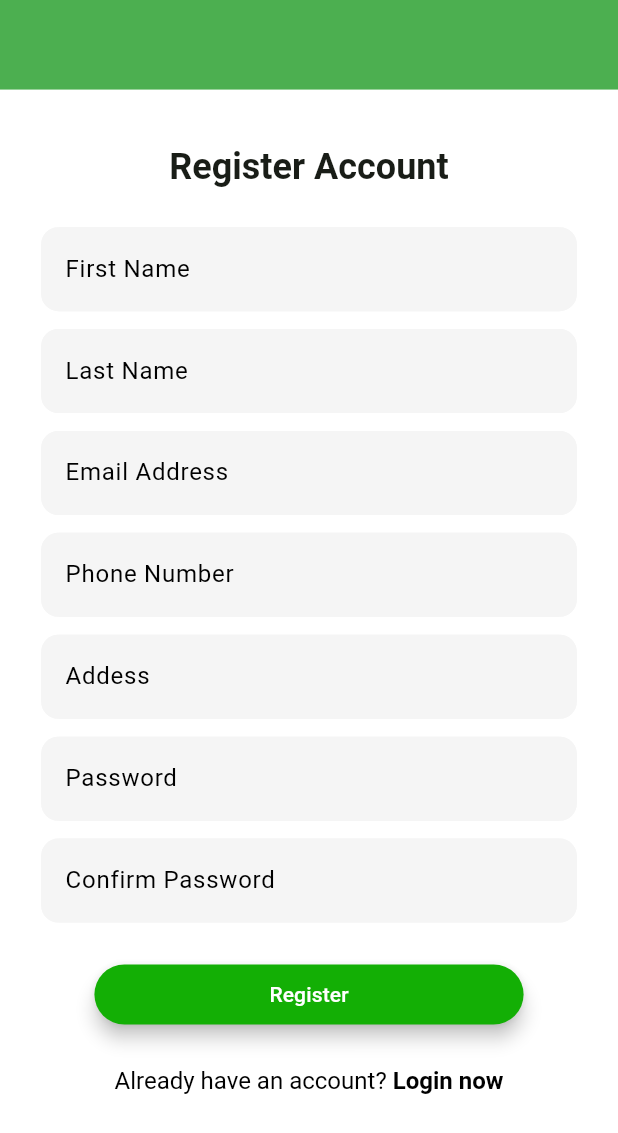
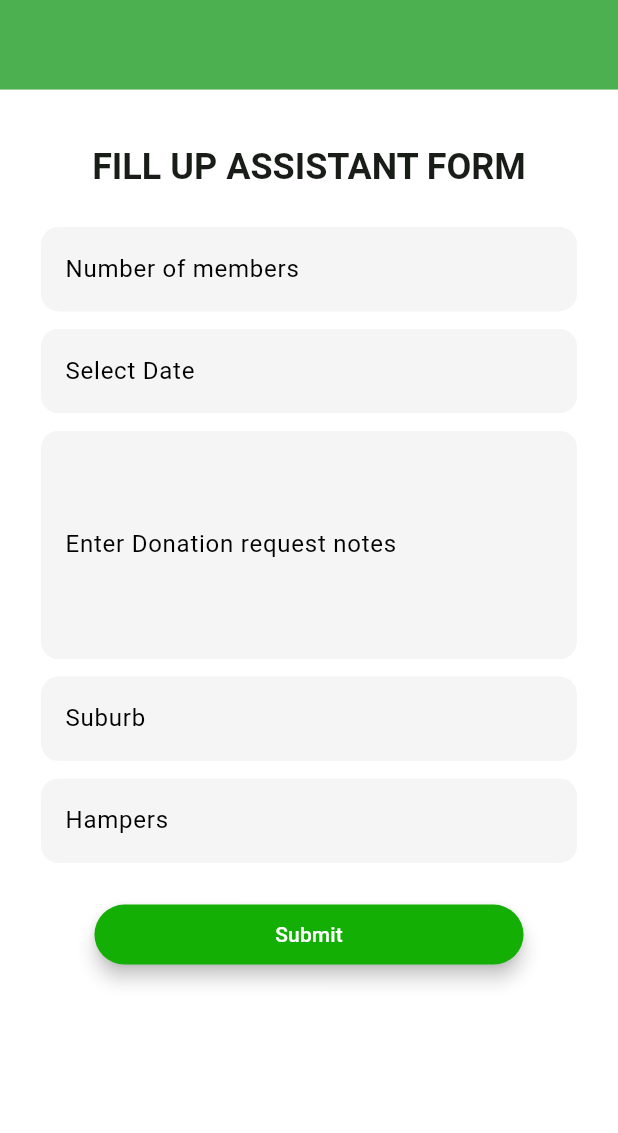
Before and after one commit to rahulkandel07/assignment, a Flutter app: the screen it shows after launch, on a phone screen of 412 x 824 dp. Shown: the top 1133 px of the screen. Run offline on Flutter 3.47's test engine with Material 3 defaults, Android fonts, the phone set to English and light mode, and no system bars; our stand-ins replace flutter_screenutil, google_fonts.

Commit message:
completed the ui of assistant form

```diff
--- /dev/null
+++ b/lib/features/assistant/assistant_form_screen.dart
@@ -0,0 +1,108 @@
+import 'package:assignment/constants/app_colors.dart';
+import 'package:flutter/material.dart';
+import 'package:flutter_screenutil/flutter_screenutil.dart';
+import 'package:google_fonts/google_fonts.dart';
+
+class AssistantFormScreen extends StatelessWidget {
+  const AssistantFormScreen({super.key});
+
+  @override
+  Widget build(BuildContext context) {
+    return Scaffold(
+      body: SafeArea(
+        child: ListView(
+          children: [
+            Container(
+              height: 50.h,
+              color: Colors.green,
+            ),
+            Padding(
+              padding: EdgeInsets.only(top: 30.h, left: 24.w, right: 24.w),
+              child: Column(
+                children: [
+                  Center(
+                    child: Text(
+                      "FILL UP ASSISTANT FORM",
+                      style: Theme.of(context)
+                          .textTheme
+                          .headlineSmall!
+                          .copyWith(fontWeight: FontWeight.w700),
+                    ),
+                  ),
+                  20.verticalSpace,
+                  _customTextField(labelName: "Number of members"),
+                  10.verticalSpace,
+                  _customTextField(labelName: "Select Date"),
+                  10.verticalSpace,
+                  _customTextField(
+                      labelName: "Enter Donation request notes", maxLines: 5),
+                  10.verticalSpace,
+                  _customTextField(labelName: "Suburb"),
+                  10.verticalSpace,
+                  _customTextField(labelName: "Hampers"),
+                  20.verticalSpace,
+                  ElevatedButton(
+                    style: ElevatedButton.styleFrom(
+                      backgroundColor: AppColors.oxff13AF05,
+                      foregroundColor: Colors.white,
+                      elevation: 5,
+                      fixedSize: Size(250.w, 20.h),
+                    ),
+                    onPressed: () {},
+                    child: const Text(
+                      "Submit",
+                    ),
+                  ),
+                  20.verticalSpace,
+                ],
+              ),
+            )
+          ],
+        ),
+      ),
+    );
+  }
+
+  _customTextField({required String labelName, int? maxLines}) {
+    return TextFormField(
+      maxLines: maxLines,
+      decoration: InputDecoration(
+        enabledBorder: OutlineInputBorder(
+          borderRadius: BorderRadius.circular(10.r),
+          borderSide: const BorderSide(
+            color: Color(0XFFF5F5F5),
+          ),
+        ),
+        border: OutlineInputBorder(
+          borderRadius: BorderRadius.circular(10.r),
+          borderSide: const BorderSide(
+            color: Color(0XFFF5F5F5),
+          ),
+        ),
+        focusedBorder: OutlineInputBorder(
+          borderRadius: BorderRadius.circular(10.r),
+          borderSide: const BorderSide(
+            color: Color(0XFFF5F5F5),
+          ),
+        ),
+        errorBorder: OutlineInputBorder(
+          borderRadius: BorderRadius.circular(10.r),
+          borderSide: const BorderSide(
+            color: Color(0XFFF5F5F5),
+          ),
+        ),
+        fillColor: const Color(0XFFF5F5F5),
+        filled: true,
+        floatingLabelBehavior: FloatingLabelBehavior.never,
+        label: Text(
+          labelName,
+          style: GoogleFonts.roboto(
+            fontSize: 14.sp,
+            fontWeight: FontWeight.w400,
+            color: Colors.black,
+          ),
+        ),
+      ),
+    );
+  }
+}
--- a/lib/main.dart
+++ b/lib/main.dart
@@ -1,5 +1,5 @@
 import 'package:assignment/constants/app_routes.dart';
-import 'package:assignment/features/auth/screens/register_screen.dart';
+import 'package:assignment/features/assistant/assistant_form_screen.dart';
 import 'package:assignment/features/homepage/screens/explore_southlake_screen.dart';
 import 'package:assignment/features/homepage/screens/get_in_touch_screen.dart';
 import 'package:assignment/features/homepage/screens/how_can_you_help_screen.dart';
@@ -30,7 +30,7 @@ class MyApp extends StatelessWidget {
             colorScheme: ColorScheme.fromSeed(seedColor: Colors.green),
             useMaterial3: true,
           ),
-          home: const RegisterScreen(),
+          home: const AssistantFormScreen(),
           routes: {
             AppRoutes.exploreSouthLakeScreen: (ctx) => ExploreSouthlakeScreen(),
             AppRoutes.whatWeDoScreenRoute: (ctx) => const WhatWeDoScreen(),
```
